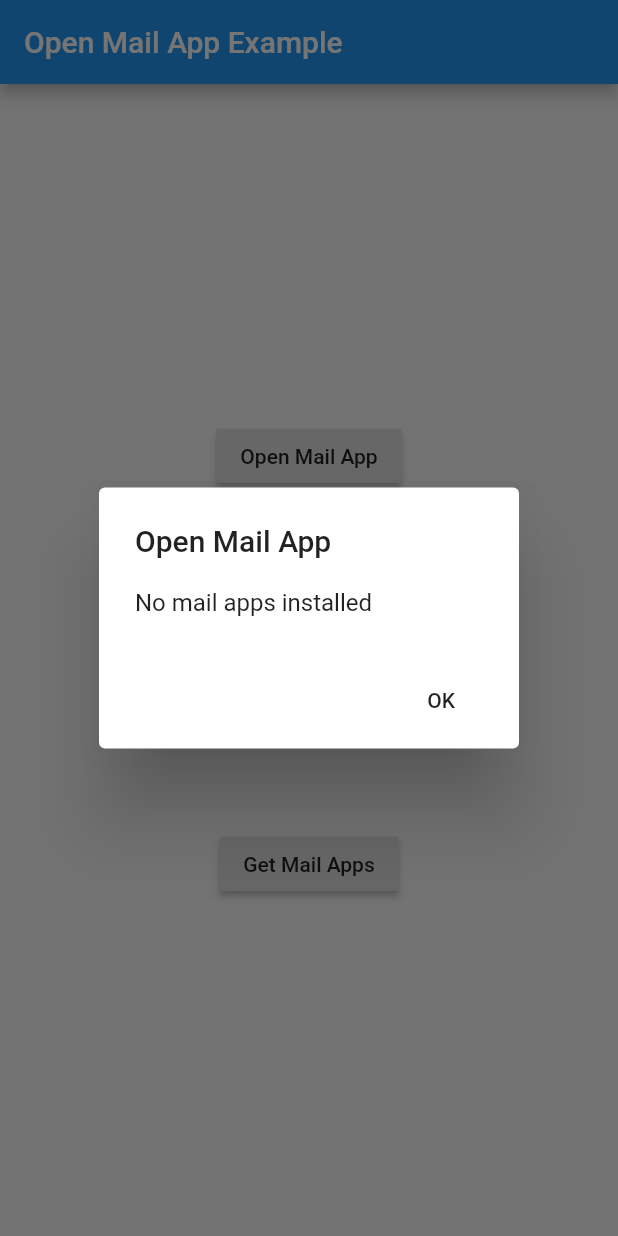
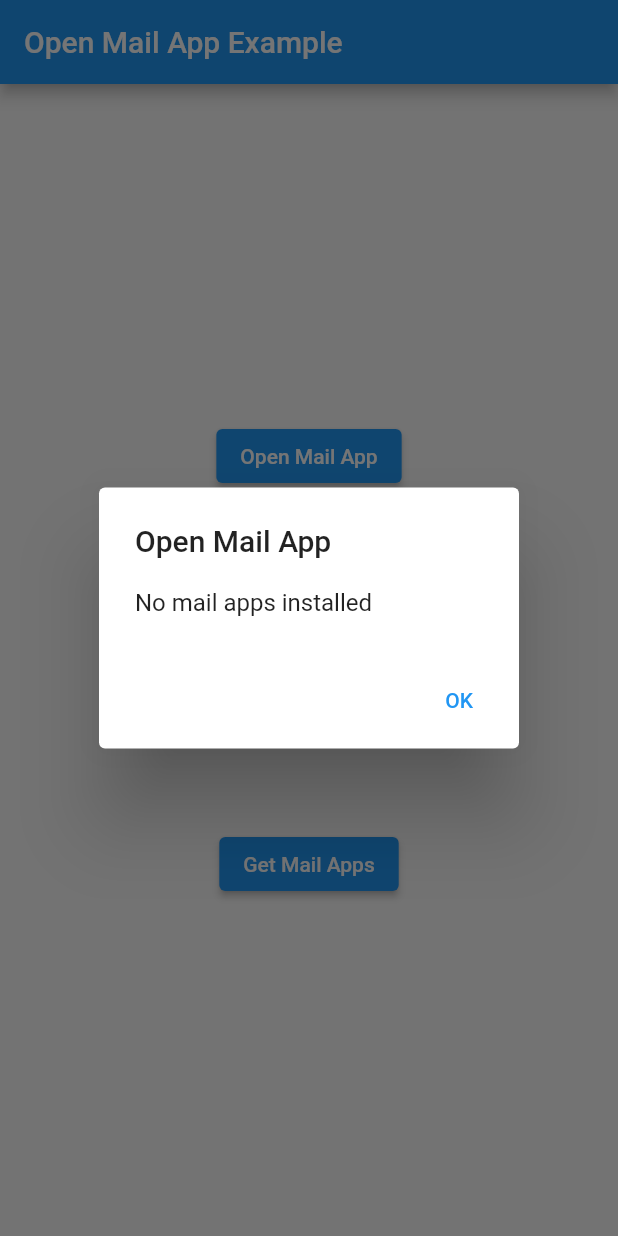
Before and after one commit to HomeX-It/open-mail-app-flutter, a Flutter app: the screen it shows after launch, after a tap on "Open Mail App", on a phone screen of 412 x 824 dp. Run offline on Flutter 3.47's test engine with Material 2 defaults, Android fonts, the phone set to English and light mode, and no system bars.

Commit message:
null safety stable release

```diff
--- a/example/lib/main.dart
+++ b/example/lib/main.dart
@@ -16,7 +16,7 @@ class MyApp extends StatelessWidget {
         child: Column(
           mainAxisAlignment: MainAxisAlignment.spaceEvenly,
           children: <Widget>[
-            RaisedButton(
+            ElevatedButton(
               child: Text("Open Mail App"),
               onPressed: () async {
                 // Android: Will open mail app or show native picker.
@@ -44,7 +44,7 @@ class MyApp extends StatelessWidget {
                 }
               },
             ),
-            RaisedButton(
+            ElevatedButton(
               child: Text("Get Mail Apps"),
               onPressed: () async {
                 var apps = await OpenMailApp.getMailApps();
@@ -76,7 +76,7 @@ class MyApp extends StatelessWidget {
           title: Text("Open Mail App"),
           content: Text("No mail apps installed"),
           actions: <Widget>[
-            FlatButton(
+            TextButton(
               child: Text("OK"),
               onPressed: () {
                 Navigator.pop(context);
--- a/example/pubspec.yaml
+++ b/example/pubspec.yaml
@@ -8,7 +8,7 @@ publish_to: 'none' # Remove this line if you wish to publish to pub.dev
 version: 1.0.0+1
 
 environment:
-  sdk: ">=2.12.0-29.10.beta <3.0.0"
+  sdk: ">=2.12.0 <3.0.0"
 
 dependencies:
   flutter:
```
Also changed, not shown: pubspec.yaml (+4 -4 lines), 3 other files.
